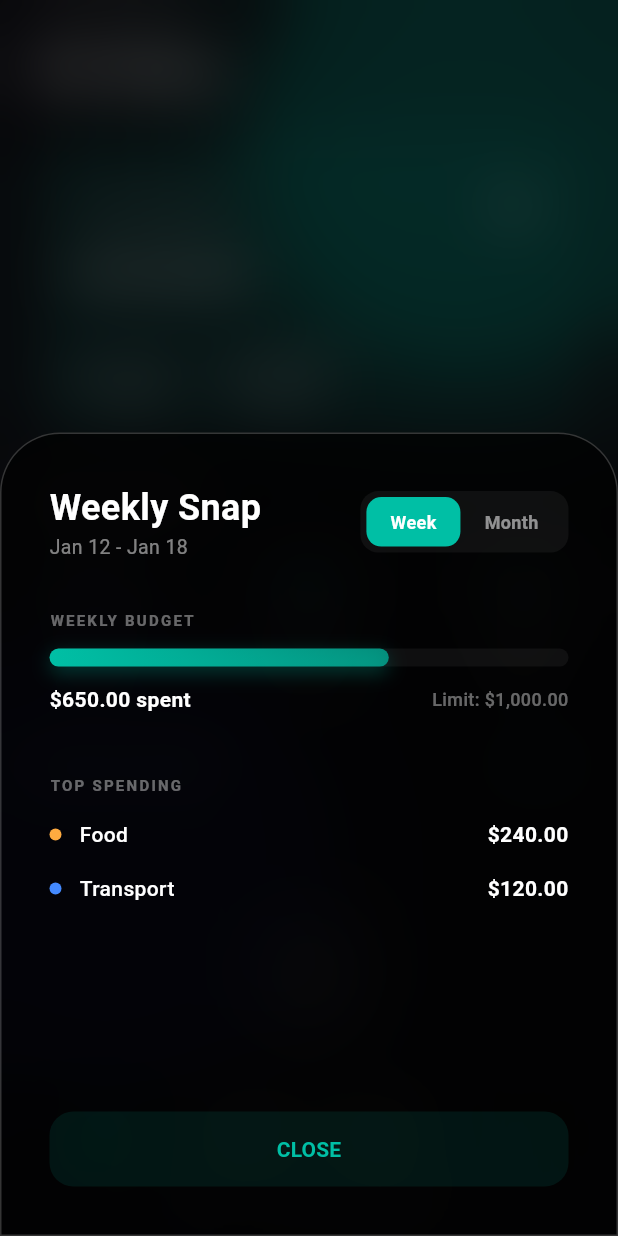
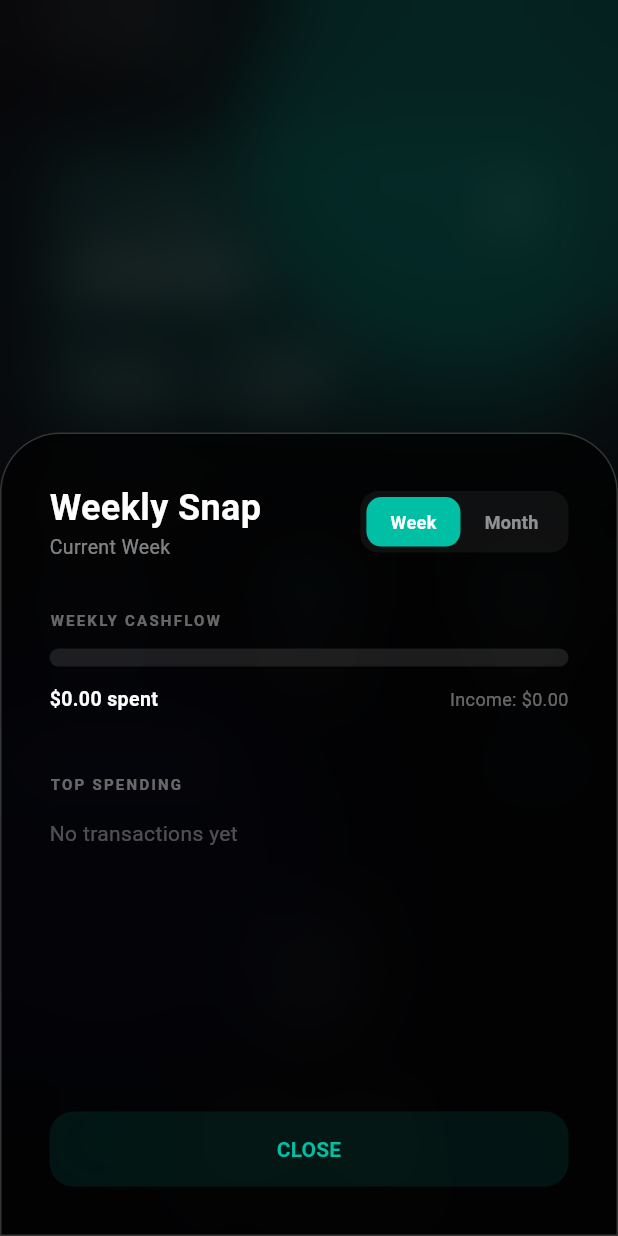
Before and after one commit to Jkz1/PennyWise, a Flutter app: the HomePage screen opened directly, after a tap on the "visibility" icon, after a tap on "Stats", on a phone screen of 412 x 824 dp. Run offline on Flutter 3.47's test engine with Material 3 defaults, Android fonts, the phone set to English and light mode, and no system bars; our stand-ins replace cloud_firestore, firebase_auth, firebase_core, fl_chart, flutter_riverpod, shared_preferences; accounts and stored records are empty.

Commit message:
add some provider

```diff
--- a/lib/modalComponent/quickStatModal.dart
+++ b/lib/modalComponent/quickStatModal.dart
@@ -1,21 +1,51 @@
 import 'dart:ui';
 
 import 'package:flutter/material.dart';
+import 'package:flutter_riverpod/flutter_riverpod.dart';
 import 'package:penny_wise/components/smallToggle.dart';
+import 'package:penny_wise/model/expenseCategory.dart';
+import 'package:penny_wise/provider/statProv.dart';
 import 'package:penny_wise/theme.dart';
+import 'package:penny_wise/utils/formatters.dart';
 
-class QuickStat extends StatefulWidget {
+class QuickStat extends ConsumerStatefulWidget {
   final bool isDarkMode;
   const QuickStat({super.key, required this.isDarkMode});
 
   @override
-  State<QuickStat> createState() => _QuickStatState();
+  ConsumerState<QuickStat> createState() => _QuickStatState();
 }
 
-class _QuickStatState extends State<QuickStat> {
+class _QuickStatState extends ConsumerState<QuickStat> {
   bool isWeekly = true;
+  Color _getCategoryColor(String categoryName) {
+    final category = categories_expenses.firstWhere(
+      (c) => c.name == categoryName,
+      orElse: () => categories_income.firstWhere(
+        (c) => c.name == categoryName,
+        orElse: () => CategoryItem("Other", Icons.more_horiz, Colors.grey),
+      ),
+    );
+    return category.color;
+  }
   @override
   Widget build(BuildContext context) {
+    final textColor = FinTrackTheme.getTextColor(widget.isDarkMode);
+
+    // 1. Watch the stats for the current month
+    final now = DateTime.now();
+    final monthlyStats = ref.watch(monthlyIncomeExpensesProvider(now));
+    final weeklyStats = ref.watch(weeklyIncomeExpensesProvider(now));
+
+    final double income = isWeekly ? weeklyStats['totalIncome'] ?? 0.0 : monthlyStats['totalIncome'] ?? 0.0;
+    final double expense = isWeekly ? weeklyStats['totalExpense'] ?? 0.0 : monthlyStats['totalExpense'] ?? 0.0;
+    final Map<String, double> categories = isWeekly ? weeklyStats['expenseCategories'] ?? {} : monthlyStats['expenseCategories'] ?? {};
+
+    // 2. Calculate Burn Rate (Expense as a % of Income)
+    // If income is 0, we set to 1.0 to show a "full" warning bar if there are expenses
+    double burnRate = income > 0
+        ? (expense / income).clamp(0.0, 1.0)
+        : (expense > 0 ? 1.0 : 0.0);
     return StatefulBuilder(
       builder: (context, setSheetState) => BackdropFilter(
         filter: ImageFilter.blur(sigmaX: 20, sigmaY: 20),
@@ -48,7 +78,7 @@ class _QuickStatState extends State<QuickStat> {
                         ),
                       ),
                       Text(
-                        isWeekly ? "Jan 12 - Jan 18" : "January 2024",
+                        isWeekly ? "Current Week" : "Current Month",
                         style: TextStyle(
                           color: FinTrackTheme.getTextColor(
                             widget.isDarkMode,
@@ -91,53 +121,46 @@ class _QuickStatState extends State<QuickStat> {
 
               // 2. DYNAMIC PROGRESS BAR
               _buildStatLabel(
-                isWeekly ? "WEEKLY BUDGET" : "MONTHLY BUDGET",
+                isWeekly ? "WEEKLY CASHFLOW" : "MONTHLY CASHFLOW",
                 FinTrackTheme.getTextColor(widget.isDarkMode),
               ),
               const SizedBox(height: 12),
               _buildProgressBar(
                 context,
-                isWeekly ? 0.65 : 0.42, // Mock percentages for Week vs Month
-                isWeekly ? "\$650.00" : "\$2,100.00",
-                isWeekly ? "\$1,000.00" : "\$5,000.00",
+                // isWeekly ? 0.65 : 0.42, // Mock percentages for Week vs Month
+                burnRate,
+                CurrencyFormatter.format(expense),
+                CurrencyFormatter.format(income),
+                // isWeekly ? "\$650.00" : "\$2,100.00",
+                // isWeekly ? "\$1,000.00" : "\$5,000.00",
                 widget.isDarkMode,
               ),
 
               const SizedBox(height: 40),
 
               // 3. DYNAMIC CATEGORIES
-              _buildStatLabel(
-                "TOP SPENDING",
-                FinTrackTheme.getTextColor(widget.isDarkMode),
-              ),
+              // _buildStatLabel(
+              //   "TOP SPENDING",
+              //   FinTrackTheme.getTextColor(widget.isDarkMode),
+              // ),
+              _buildStatLabel("TOP SPENDING", textColor),
               const SizedBox(height: 16),
-              if (isWeekly) ...[
-                _buildQuickCategoryRow(
-                  "Food",
-                  "\$240.00",
-                  Colors.orangeAccent,
-                  FinTrackTheme.getTextColor(widget.isDarkMode),
-                ),
-                _buildQuickCategoryRow(
-                  "Transport",
-                  "\$120.00",
-                  Colors.blueAccent,
-                  FinTrackTheme.getTextColor(widget.isDarkMode),
-                ),
-              ] else ...[
-                _buildQuickCategoryRow(
-                  "Rent",
-                  "\$1,200.00",
-                  Colors.purpleAccent,
-                  FinTrackTheme.getTextColor(widget.isDarkMode),
-                ),
-                _buildQuickCategoryRow(
-                  "Groceries",
-                  "\$450.00",
-                  Colors.orangeAccent,
-                  FinTrackTheme.getTextColor(widget.isDarkMode),
-                ),
-              ],
+
+              if (categories.isEmpty)
+                Text(
+                  "No transactions yet",
+                  style: TextStyle(color: textColor.withOpacity(0.3)),
+                )
+              else
+                ...categories.entries.take(3).map((entry) {
+                  return _buildQuickCategoryRow(
+                    entry.key,
+                    CurrencyFormatter.format(entry.value),
+                    _getCategoryColor(entry.key), // Helper to pick a color
+                    textColor,
+                  );
+                }),
+              const SizedBox(height: 16),
 
               const Spacer(),
               const SizedBox(height: 16),
@@ -208,78 +231,42 @@ class _QuickStatState extends State<QuickStat> {
       ),
     );
   }
-
-  Widget _buildProgressBar(
-    BuildContext context,
-    double percentage,
-    String spentAmount,
-    String limitAmount,
-    bool isDarkMode,
-  ) {
-    final textColor = FinTrackTheme.getTextColor(isDarkMode);
-
+Widget _buildProgressBar(BuildContext context, double percentage, String spent, String income, bool isDark) {
+    final textColor = FinTrackTheme.getTextColor(isDark);
     return Column(
       children: [
         Stack(
           children: [
-            // 1. The Background Track
             Container(
               height: 12,
               width: double.infinity,
               decoration: BoxDecoration(
-                color: isDarkMode
-                    ? Colors.white.withOpacity(0.05)
-                    : Colors.black.withOpacity(0.05),
+                color: isDark ? Colors.white10 : Colors.black.withOpacity(0.05),
                 borderRadius: BorderRadius.circular(10),
               ),
             ),
-            // 2. The Active Progress Bar
             AnimatedContainer(
               duration: const Duration(milliseconds: 800),
-              curve: Curves.easeOutCubic,
               height: 12,
-              // Calculate width based on screen width and percentage
               width: (MediaQuery.of(context).size.width - 64) * percentage,
               decoration: BoxDecoration(
                 gradient: LinearGradient(
                   colors: [
-                    FinTrackTheme.primaryColor,
+                    percentage > 0.8 ? Colors.redAccent : FinTrackTheme.primaryColor,
                     FinTrackTheme.primaryColor.withOpacity(0.7),
                   ],
                 ),
                 borderRadius: BorderRadius.circular(10),
-                boxShadow: [
-                  BoxShadow(
-                    color: FinTrackTheme.primaryColor.withOpacity(0.3),
-                    blurRadius: 10,
-                    offset: const Offset(0, 4),
-                  ),
-                ],
               ),
             ),
           ],
         ),
         const SizedBox(height: 12),
-        // 3. Amount Labels
         Row(
           mainAxisAlignment: MainAxisAlignment.spaceBetween,
           children: [
-            Text(
-              "$spentAmount spent",
-              style: TextStyle(
-                color: textColor,
-                fontWeight: FontWeight.bold,
-                fontSize: 14,
-              ),
-            ),
-            Text(
-              "Limit: $limitAmount",
-              style: TextStyle(
-                color: textColor.withOpacity(0.4),
-                fontSize: 12,
-                fontWeight: FontWeight.w500,
-              ),
-            ),
+            Text("$spent spent", style: TextStyle(color: textColor, fontWeight: FontWeight.bold, fontSize: 13)),
+            Text("Income: $income", style: TextStyle(color: textColor.withOpacity(0.4), fontSize: 12)),
           ],
         ),
       ],
--- a/lib/model/expenseCategory.dart
+++ b/lib/model/expenseCategory.dart
@@ -3,23 +3,24 @@ import 'package:flutter/material.dart';
 class CategoryItem {
   final String name;
   final IconData icon;
+  final Color color;
 
-  CategoryItem(this.name, this.icon);
+  CategoryItem(this.name, this.icon, this.color);
 }
 
 final List<CategoryItem> categories_expenses = [
-  CategoryItem("Food", Icons.restaurant),
-  CategoryItem("Transport", Icons.directions_car),
-  CategoryItem("Shopping", Icons.shopping_bag),
-  CategoryItem("Bills", Icons.receipt_long),
-  CategoryItem("Health", Icons.medical_services),
-  CategoryItem("Other", Icons.more_horiz),
+  CategoryItem("Food", Icons.restaurant, Colors.orangeAccent),
+  CategoryItem("Transport", Icons.directions_car, Colors.blueAccent),
+  CategoryItem("Shopping", Icons.shopping_bag, Colors.pinkAccent),
+  CategoryItem("Bills", Icons.receipt_long, Colors.greenAccent),
+  CategoryItem("Health", Icons.medical_services, Colors.redAccent),
+  CategoryItem("Other", Icons.more_horiz, Colors.grey),
 ];
 
 final List<CategoryItem> categories_income = [
-  CategoryItem("Salary", Icons.attach_money),
-  CategoryItem("Business", Icons.business_center),
-  CategoryItem("Investment", Icons.trending_up),
-  CategoryItem("Gift", Icons.card_giftcard),
-  CategoryItem("Other", Icons.more_horiz),
+  CategoryItem("Salary", Icons.attach_money, Colors.greenAccent),
+  CategoryItem("Business", Icons.business_center, Colors.blueAccent),
+  CategoryItem("Investment", Icons.trending_up, Colors.purpleAccent),
+  CategoryItem("Gift", Icons.card_giftcard, Colors.orangeAccent),
+  CategoryItem("Other", Icons.more_horiz, Colors.grey),
 ];
--- a/lib/provider/statProv.dart
+++ b/lib/provider/statProv.dart
@@ -3,6 +3,9 @@ import 'package:flutter_riverpod/flutter_riverpod.dart';
 import 'package:flutter_riverpod/legacy.dart';
 import 'package:intl/intl.dart';
 import 'package:penny_wise/provider/wallet.dart';
+
+// Default to the current month
+final activeMonthProvider = StateProvider<DateTime>((ref) => DateTime.now());
 
 final monthlyIncomeExpensesProvider =
     Provider.family<Map<String, dynamic>, DateTime>((ref, selectedDate) {
@@ -58,5 +61,61 @@ final monthlyIncomeExpensesProvider =
       );
     });
 
-// Default to the current month
-final activeMonthProvider = StateProvider<DateTime>((ref) => DateTime.now());
+
+final weeklyIncomeExpensesProvider =
+    Provider.family<Map<String, dynamic>, DateTime>((ref, selectedDate) {
+  final transactionsAsync = ref.watch(transactionHistory);
+
+  return transactionsAsync.maybeWhen(
+    data: (list) {
+      // 1. Define your date range
+      // This gets the start of the day 7 days ago
+      final startOfRange = selectedDate.subtract(const Duration(days: 7));
+
+      // To ensure we include everything on the 'selectedDate' (today),
+      // we set the end boundary to the very end of that day.
+      final endOfRange = DateTime(selectedDate.year, selectedDate.month, selectedDate.day, 23, 59, 59);
+
+      final filteredItems = list.where((t) {
+        final rawTimestamp = t['timestamp'];
+        final date = DateFormat("HH:mm dd/MM/yyyy").parse(rawTimestamp);
+
+        // 2. Check if the date is within the last 7 days
+        return date.isAfter(startOfRange) && date.isBefore(endOfRange);
+      });
+
+      double totalIncome = 0;
+      double totalExpense = 0;
+      Map<String, double> incomeByCategory = {};
+      Map<String, double> expenseByCategory = {};
+
+      for (var item in filteredItems) {
+        final amt = (item['amount'] as num).toDouble();
+        final category = item['category'] ?? 'Other';
+
+        if (item['isExpense'] == false) {
+          totalIncome += amt;
+          incomeByCategory[category] = (incomeByCategory[category] ?? 0) + amt;
+        } else {
+          totalExpense += amt;
+          expenseByCategory[category] = (expenseByCategory[category] ?? 0) + amt;
+        }
+      }
+
+      return {
+        'totalIncome': totalIncome,
+        'totalExpense': totalExpense,
+        'balance': totalIncome - totalExpense,
+        'incomeCategories': incomeByCategory,
+        'expenseCategories': expenseByCategory,
+      };
+    },
+    orElse: () => {
+      'totalIncome': 0.0,
+      'totalExpense': 0.0,
+      'balance': 0.0,
+      'incomeCategories': <String, double>{},
+      'expenseCategories': <String, double>{},
+    },
+  );
+});
--- /dev/null
+++ b/lib/provider/userProv.dart
@@ -0,0 +1,15 @@
+import 'package:cloud_firestore/cloud_firestore.dart';
+import 'package:firebase_auth/firebase_auth.dart';
+import 'package:flutter_riverpod/flutter_riverpod.dart';
+
+final userDataProvider = StreamProvider<Map<String, dynamic>?>((ref) {
+  final uid = FirebaseAuth.instance.currentUser!.uid;
+
+  return FirebaseFirestore.instance
+      .collection('users')
+      .doc(uid)
+      .snapshots()
+      .map((snapshot) {
+        return snapshot.data();
+      });
+});
--- a/lib/screens/home.dart
+++ b/lib/screens/home.dart
@@ -14,6 +14,7 @@ import 'package:penny_wise/modalComponent/quickStatModal.dart';
 import 'package:penny_wise/model/expenseCategory.dart';
 import 'package:penny_wise/provider/darkModeProv.dart';
 import 'package:penny_wise/provider/statProv.dart';
+import 'package:penny_wise/provider/userProv.dart';
 import 'package:penny_wise/provider/wallet.dart';
 import 'package:penny_wise/screens/analytics.dart';
 import 'package:penny_wise/screens/planned.dart';
@@ -35,6 +36,8 @@ class _HomePageState extends ConsumerState<HomePage> {
   CategoryItem selectedCategory = categories_expenses[0];
   int _selectedIndex = 0;
   bool _isBalanceVisible = true;
+
+
 
   void toggleTheme() {
     ref.read(darkmode.notifier).toggle();
@@ -738,6 +741,7 @@ class _HomePageState extends ConsumerState<HomePage> {
   }
 
   Widget _buildHeader(Color textColor, bool isDarkMode) {
+    final userData = ref.watch(userDataProvider);
     return Row(
       mainAxisAlignment: MainAxisAlignment.spaceBetween,
       children: [
@@ -749,14 +753,22 @@ class _HomePageState extends ConsumerState<HomePage> {
               "Good Morning,",
               style: TextStyle(color: textColor.withOpacity(0.6), fontSize: 16),
             ),
-            Text(
-              "Alex Mason",
-              style: TextStyle(
-                color: textColor,
-                fontSize: 24,
-                fontWeight: FontWeight.bold,
-              ),
+            userData.when(
+              data: (data) {
+                final userName = data != null ? data['displayName'] ?? 'User' : 'User';
+                return Text(
+                  userName,
+                  style: TextStyle(
+                    color: textColor,
+                    fontSize: 24,
+                    fontWeight: FontWeight.bold,
+                  ),
+                );
+              },
+              loading: () => const CircularProgressIndicator(),
+              error: (e, _) => const Text("Error loading user"),
             ),
+
           ],
         ),
       ],
--- a/lib/screens/profile.dart
+++ b/lib/screens/profile.dart
@@ -1,17 +1,18 @@
 import 'package:flutter/material.dart';
+import 'package:flutter_riverpod/flutter_riverpod.dart';
+import 'package:penny_wise/provider/userProv.dart';
 import '../theme.dart';
 
-class ProfilePage extends StatefulWidget {
-
+class ProfilePage extends ConsumerStatefulWidget {
   final VoidCallback toggleTheme;
 
   const ProfilePage({super.key, required this.toggleTheme});
 
   @override
-  State<ProfilePage> createState() => _ProfilePageState();
+  ConsumerState<ProfilePage> createState() => _ProfilePageState();
 }
 
-class _ProfilePageState extends State<ProfilePage> {
+class _ProfilePageState extends ConsumerState<ProfilePage> {
   @override
   Widget build(BuildContext context) {
     final isDarkMode = Theme.of(context).brightness == Brightness.dark;
@@ -30,28 +31,77 @@ class _ProfilePageState extends State<ProfilePage> {
 
           // 2. SETTINGS GROUPS
           _buildSettingsGroup("Account Settings", [
-            _buildSettingTile(Icons.person_outline_rounded, "Personal Information", isDarkMode),
-            _buildSettingTile(Icons.account_balance_wallet_outlined, "My Wallets", isDarkMode),
-            _buildSettingTile(Icons.notifications_none_rounded, "Notifications", isDarkMode),
+            _buildSettingTile(
+              Icons.person_outline_rounded,
+              "Personal Information",
+              isDarkMode,
+            ),
+            _buildSettingTile(
+              Icons.account_balance_wallet_outlined,
+              "My Wallets",
+              isDarkMode,
+            ),
+            _buildSettingTile(
+              Icons.notifications_none_rounded,
+              "Notifications",
+              isDarkMode,
+            ),
           ], isDarkMode),
 
           _buildSettingsGroup("Security & Privacy", [
-            _buildSettingTile(Icons.lock_outline_rounded, "Face ID / Passcode", isDarkMode, trailing: Switch(value: true, onChanged: (v){}, activeColor: FinTrackTheme.primaryColor)),
-            _buildSettingTile(Icons.visibility_off_outlined, "Incognito Mode", isDarkMode, trailing: Switch(value: false, onChanged: (v){}, activeColor: FinTrackTheme.primaryColor)),
+            _buildSettingTile(
+              Icons.lock_outline_rounded,
+              "Face ID / Passcode",
+              isDarkMode,
+              trailing: Switch(
+                value: true,
+                onChanged: (v) {},
+                activeColor: FinTrackTheme.primaryColor,
+              ),
+            ),
+            _buildSettingTile(
+              Icons.visibility_off_outlined,
+              "Incognito Mode",
+              isDarkMode,
+              trailing: Switch(
+                value: false,
+                onChanged: (v) {},
+                activeColor: FinTrackTheme.primaryColor,
+              ),
+            ),
           ], isDarkMode),
 
           _buildSettingsGroup("App Settings", [
-            _buildSettingTile(Icons.dark_mode_outlined, "Dark Mode", isDarkMode, trailing: Switch(value: isDarkMode, onChanged: (v){
-              widget.toggleTheme();
-            }, activeColor: FinTrackTheme.primaryColor)),
-            _buildSettingTile(Icons.language_rounded, "Currency (USD)", isDarkMode),
+            _buildSettingTile(
+              Icons.dark_mode_outlined,
+              "Dark Mode",
+              isDarkMode,
+              trailing: Switch(
+                value: isDarkMode,
+                onChanged: (v) {
+                  widget.toggleTheme();
+                },
+                activeColor: FinTrackTheme.primaryColor,
+              ),
+            ),
+            _buildSettingTile(
+              Icons.language_rounded,
+              "Currency (USD)",
+              isDarkMode,
+            ),
           ], isDarkMode),
 
           // 3. LOGOUT BUTTON
           const SizedBox(height: 20),
           TextButton(
             onPressed: () {},
-            child: const Text("Logout", style: TextStyle(color: Colors.redAccent, fontWeight: FontWeight.bold)),
+            child: const Text(
+              "Logout",
+              style: TextStyle(
+                color: Colors.redAccent,
+                fontWeight: FontWeight.bold,
+              ),
+            ),
           ),
 
           const SizedBox(height: 120),
@@ -61,6 +111,7 @@ class _ProfilePageState extends State<ProfilePage> {
   }
 
   Widget _buildProfileHeader(bool isDarkMode, Color textColor) {
+    final userData = ref.watch(userDataProvider);
     return Column(
       children: [
         Stack(
@@ -69,34 +120,81 @@ class _ProfilePageState extends State<ProfilePage> {
             CircleAvatar(
               radius: 55,
               backgroundColor: FinTrackTheme.primaryColor.withOpacity(0.1),
-              child: const Icon(Icons.person_rounded, size: 60, color: Colors.grey),
+              child: const Icon(
+                Icons.person_rounded,
+                size: 60,
+                color: Colors.grey,
+              ),
             ),
             Container(
               padding: const EdgeInsets.all(4),
-              decoration: BoxDecoration(color: FinTrackTheme.primaryColor, shape: BoxShape.circle),
-              child: const Icon(Icons.edit_rounded, color: Colors.white, size: 18),
-            )
+              decoration: BoxDecoration(
+                color: FinTrackTheme.primaryColor,
+                shape: BoxShape.circle,
+              ),
+              child: const Icon(
+                Icons.edit_rounded,
+                color: Colors.white,
+                size: 18,
+              ),
+            ),
           ],
         ),
         const SizedBox(height: 16),
-        Text("Alex Thompson", style: TextStyle(fontSize: 22, fontWeight: FontWeight.bold, color: textColor)),
-        Text("alex.t@finmail.com", style: TextStyle(color: textColor.withOpacity(0.4), fontSize: 14)),
+        userData.when(
+          data: (data) => Text(
+            data?['displayName'] ?? "User Name",
+            style: const TextStyle(fontSize: 18, fontWeight: FontWeight.bold),
+          ),
+          loading: () => const CircularProgressIndicator(),
+          error: (e, st) => Text(
+            "Error loading name",
+            style: TextStyle(color: textColor.withOpacity(0.4)),
+          ),
+        ),
+
+        userData.when(
+          data: (data) => Text(
+            data?['email'] ?? "email",
+          style: TextStyle(color: textColor.withOpacity(0.4), fontSize: 14),
+
+          ),
+          loading: () => const CircularProgressIndicator(),
+          error: (e, st) => Text(
+            "Error loading email",
+            style: TextStyle(color: textColor.withOpacity(0.4)),
+          ),
+        ),
       ],
     );
   }
 
-  Widget _buildSettingsGroup(String title, List<Widget> tiles, bool isDarkMode) {
+  Widget _buildSettingsGroup(
+    String title,
+    List<Widget> tiles,
+    bool isDarkMode,
+  ) {
     return Column(
       crossAxisAlignment: CrossAxisAlignment.start,
       children: [
         Padding(
           padding: const EdgeInsets.fromLTRB(28, 16, 24, 8),
-          child: Text(title, style: TextStyle(color: FinTrackTheme.primaryColor, fontSize: 12, fontWeight: FontWeight.bold, letterSpacing: 1.2)),
+          child: Text(
+            title,
+            style: TextStyle(
+              color: FinTrackTheme.primaryColor,
+              fontSize: 12,
+              fontWeight: FontWeight.bold,
+              letterSpacing: 1.2,
+            ),
+          ),
         ),
         Container(
           margin: const EdgeInsets.symmetric(horizontal: 24),
           decoration: BoxDecoration(
-            color: isDarkMode ? Colors.white.withOpacity(0.04) : Colors.black.withOpacity(0.02),
+            color: isDarkMode
+                ? Colors.white.withOpacity(0.04)
+                : Colors.black.withOpacity(0.02),
             borderRadius: BorderRadius.circular(24),
           ),
           child: Column(children: tiles),
@@ -105,11 +203,28 @@ class _ProfilePageState extends State<ProfilePage> {
     );
   }
 
-  Widget _buildSettingTile(IconData icon, String title, bool isDarkMode, {Widget? trailing}) {
+  Widget _buildSettingTile(
+    IconData icon,
+    String title,
+    bool isDarkMode, {
+    Widget? trailing,
+  }) {
     return ListTile(
-      leading: Icon(icon, color: FinTrackTheme.getTextColor(isDarkMode).withOpacity(0.6), size: 22),
-      title: Text(title, style: const TextStyle(fontSize: 15, fontWeight: FontWeight.w500)),
-      trailing: trailing ?? Icon(Icons.chevron_right_rounded, color: Colors.grey.withOpacity(0.5)),
+      leading: Icon(
+        icon,
+        color: FinTrackTheme.getTextColor(isDarkMode).withOpacity(0.6),
+        size: 22,
+      ),
+      title: Text(
+        title,
+        style: const TextStyle(fontSize: 15, fontWeight: FontWeight.w500),
+      ),
+      trailing:
+          trailing ??
+          Icon(
+            Icons.chevron_right_rounded,
+            color: Colors.grey.withOpacity(0.5),
+          ),
       contentPadding: const EdgeInsets.symmetric(horizontal: 20, vertical: 2),
     );
   }
```
